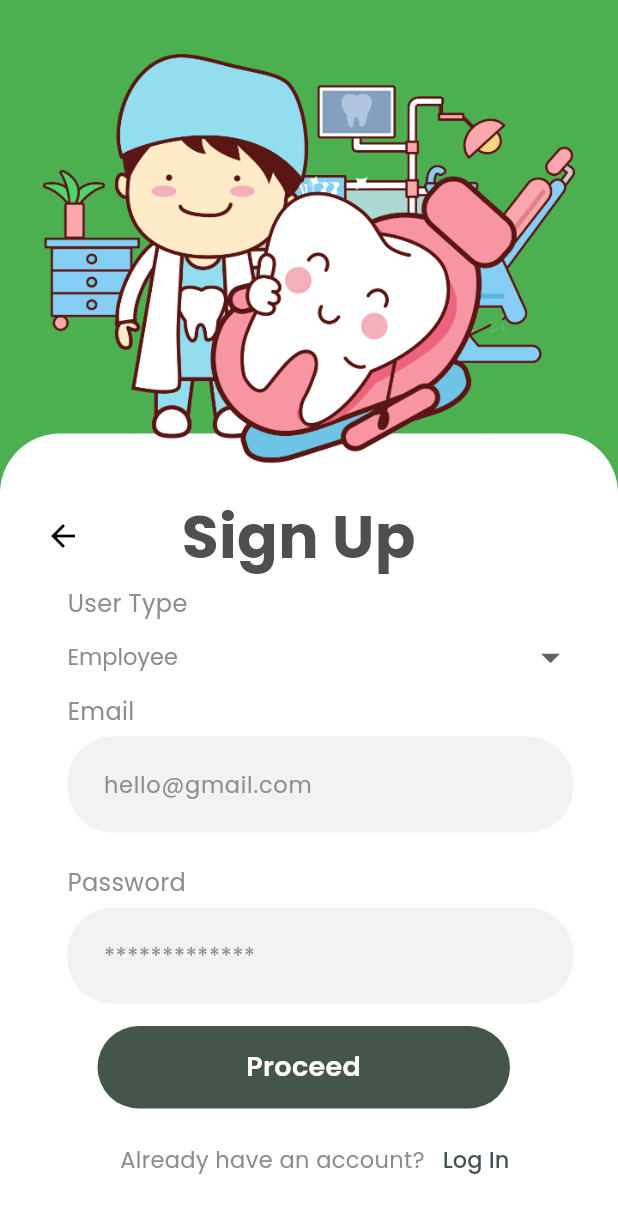
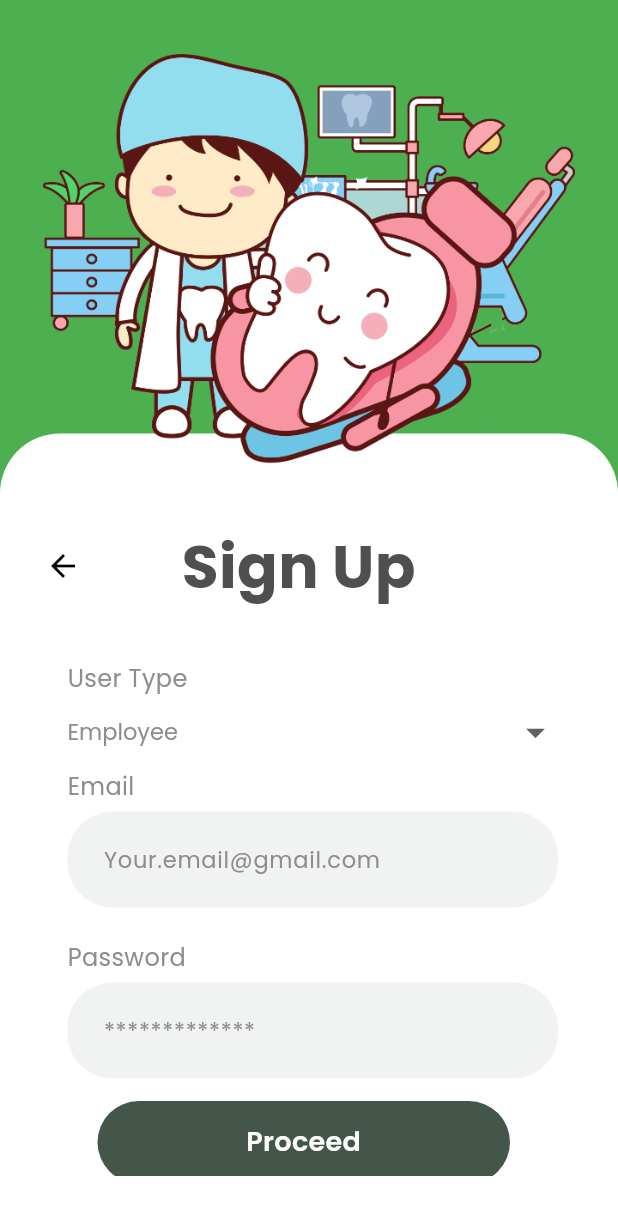
Before and after one commit to Chanikya5793/medotg, a Flutter app: the SignUpBodyScreen screen opened directly, on a phone screen of 412 x 824 dp. Shown: the top 1215 px of the screen. Run offline on Flutter 3.47's test engine with Material 3 defaults, Android fonts, the phone set to English and light mode, and no system bars; our stand-ins replace carousel_slider, cloud_firestore, email_validator, file_picker, firebase_auth, firebase_core and 5 more; accounts and stored records are empty; generated files the repository leaves out were written again; network calls fail; key blocks and very long unbroken strings in the code were emptied for the run.

Commit message:
changed padding

```diff
--- a/lib/Screens/signup/components/flow_one.dart
+++ b/lib/Screens/signup/components/flow_one.dart
@@ -35,7 +35,7 @@ class _SignUpOneState extends State<SignUpOne> {
 
     return SafeArea(
       child: Padding(
-        padding: const EdgeInsets.fromLTRB(30, 40, 30, 40),
+        padding: const EdgeInsets.fromLTRB(30, 60, 30, 40),
         child: SingleChildScrollView(
         child: Column(
           children: [
@@ -67,7 +67,7 @@ class _SignUpOneState extends State<SignUpOne> {
               height: 5,
             ),
             Padding(
-              padding: const EdgeInsets.fromLTRB(15, 0, 0, 20),
+              padding: const EdgeInsets.fromLTRB(15, 30, 10, 20),
               child: Column(
                 crossAxisAlignment: CrossAxisAlignment.start,
                 children: [
@@ -132,7 +132,7 @@ class _SignUpOneState extends State<SignUpOne> {
                     },
                     cursorColor: HexColor("#4f4f4f"),
                     decoration: InputDecoration(
-                      hintText: "hello@gmail.com",
+                      hintText: "Your.email@gmail.com",
                       fillColor: HexColor("#f0f3f1"),
                       contentPadding: const EdgeInsets.fromLTRB(20, 20, 20, 20),
                       hintStyle: GoogleFonts.poppins(
@@ -222,7 +222,7 @@ class _SignUpOneState extends State<SignUpOne> {
                   ),
                   // Login Navigation
                   Padding(
-                    padding: const EdgeInsets.fromLTRB(35, 0, 0, 0),
+                    padding: const EdgeInsets.fromLTRB(30, 0, 0, 0),
                     child: Row(
                       children: [
                         Text(
```
